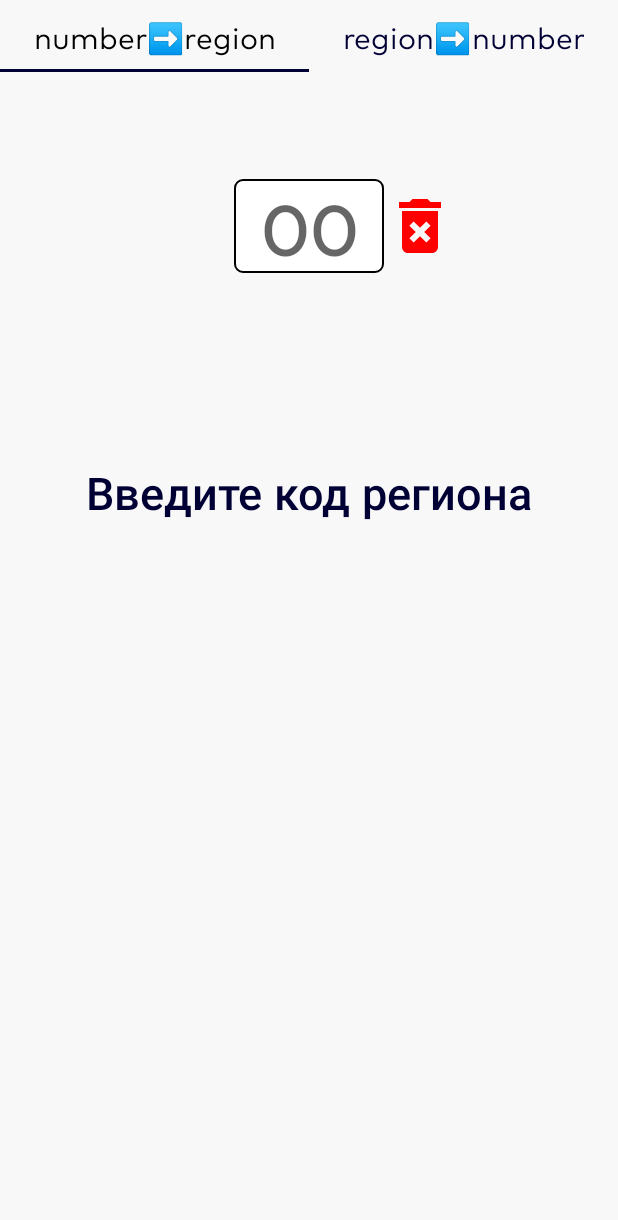
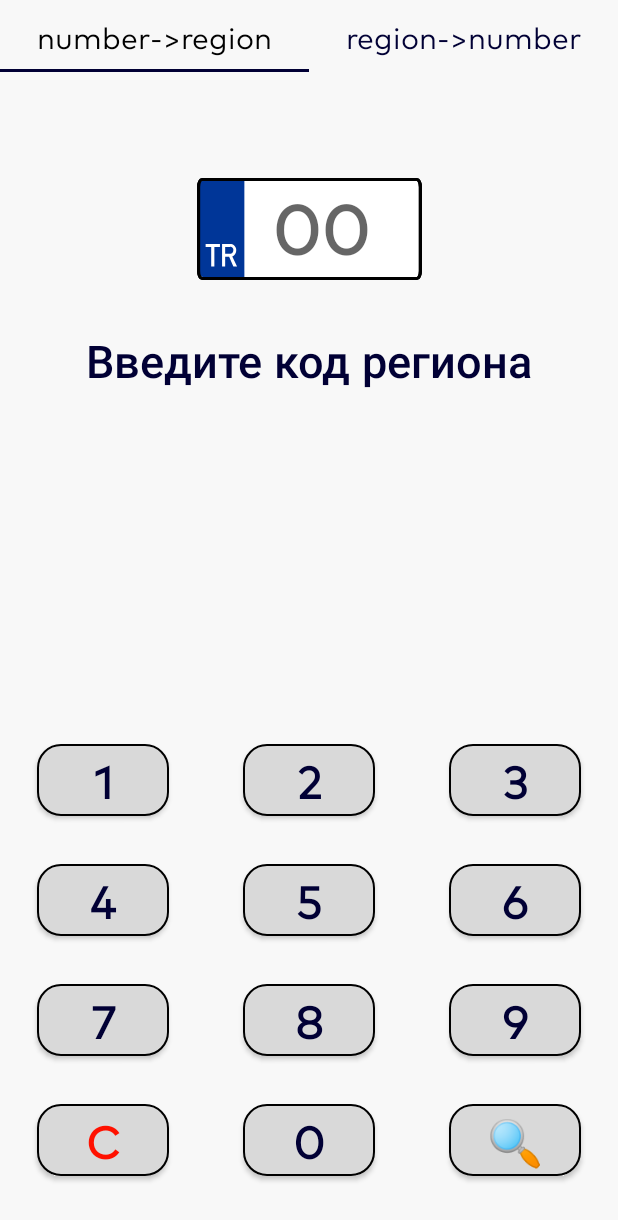
Before and after one commit to adden00/TurkeyCarsRegions, an Android app: the screen it shows after launch (MainActivity), on a phone screen of 412 x 824 dp. Shown: the top 1220 px of the screen. Run offline under Robolectric (Android 15) with nearby library versions, the phone set to English and light mode, and no system bars; our stand-ins replace Dagger/Hilt's generated code, Room's generated code.

Commit message:
added keyboard buttons, fixed design of plate

```diff
--- a/app/src/main/java/com/example/turkeyregions/app/Constants.kt
+++ b/app/src/main/java/com/example/turkeyregions/app/Constants.kt
@@ -2,7 +2,7 @@ package com.example.turkeyregions.app
 
 object Constants {
     val TAB_LAYOUT_PAGES = listOf(
-        "number➡️region",
-        "region➡️number"
+        "number->region",
+        "region->number"
     )
 }
--- /dev/null
+++ b/app/src/main/java/com/example/turkeyregions/app/presentation/search_by_code_screen/ButtonAdapter.kt
@@ -0,0 +1,44 @@
+package com.example.turkeyregions.app.presentation.search_by_code_screen
+
+import android.view.LayoutInflater
+import android.view.ViewGroup
+import androidx.recyclerview.widget.DiffUtil
+import androidx.recyclerview.widget.ListAdapter
+import androidx.recyclerview.widget.RecyclerView
+import com.example.turkeyregions.R
+import com.example.turkeyregions.databinding.ButtonItemBinding
+
+class ButtonAdapter(private val listener: Listener) :
+    ListAdapter<String, ButtonAdapter.ItemHolder>(object : DiffUtil.ItemCallback<String>() {
+        override fun areItemsTheSame(oldItem: String, newItem: String): Boolean = oldItem == newItem
+        override fun areContentsTheSame(oldItem: String, newItem: String): Boolean =
+            oldItem == newItem
+
+    }) {
+    inner class ItemHolder(private val binding: ButtonItemBinding) :
+        RecyclerView.ViewHolder(binding.root) {
+        fun setData(item: String) {
+            binding.btn.text = item
+            binding.btn.setOnClickListener {
+                listener.onClick(item)
+            }
+            if (item == "C")
+                binding.btn.setTextColor(binding.root.context.getColor(R.color.red))
+        }
+
+    }
+
+    override fun onCreateViewHolder(parent: ViewGroup, viewType: Int): ItemHolder = ItemHolder(
+        ButtonItemBinding.inflate(
+            LayoutInflater.from(parent.context), parent, false
+        )
+    )
+
+    override fun onBindViewHolder(holder: ItemHolder, position: Int) {
+        holder.setData(getItem(position))
+    }
+
+    interface Listener {
+        fun onClick(item: String)
+    }
+}
--- a/app/src/main/java/com/example/turkeyregions/app/presentation/search_by_code_screen/SearchByCodeFragment.kt
+++ b/app/src/main/java/com/example/turkeyregions/app/presentation/search_by_code_screen/SearchByCodeFragment.kt
@@ -1,20 +1,21 @@
 package com.example.turkeyregions.app.presentation.search_by_code_screen
 
 import android.os.Bundle
-import android.text.Editable
-import android.text.TextWatcher
 import android.view.LayoutInflater
 import android.view.View
 import android.view.ViewGroup
 import android.view.WindowManager
+import androidx.core.widget.addTextChangedListener
 import androidx.fragment.app.Fragment
 import androidx.fragment.app.activityViewModels
+import androidx.recyclerview.widget.GridLayoutManager
 import com.example.turkeyregions.app.presentation.RegionViewModel
 import com.example.turkeyregions.databinding.FragmemtSearchByCodeBinding
 
 class SearchByCodeFragment : Fragment() {
     private lateinit var binding: FragmemtSearchByCodeBinding
     private val viewModel: RegionViewModel by activityViewModels()
+    private val buttonsAdapter: ButtonAdapter by lazy { ButtonAdapter(ButtonListener()) }
 
     override fun onCreateView(
         inflater: LayoutInflater,
@@ -40,21 +41,27 @@ class SearchByCodeFragment : Fragment() {
     private fun setButtons() {
         binding.edRegionNumber.requestFocus() // ставим курсор
         requireActivity().window.setSoftInputMode(WindowManager.LayoutParams.SOFT_INPUT_STATE_VISIBLE) // открываем клаву
-        binding.edRegionNumber.addTextChangedListener(object : TextWatcher {
-            override fun beforeTextChanged(p0: CharSequence?, p1: Int, p2: Int, p3: Int) {
+        binding.edRegionNumber.addTextChangedListener { text ->
+            viewModel.searchCode(text?.toString()!!)
+        }
+
+        binding.rcButtons.layoutManager = GridLayoutManager(requireContext(), 3)
+        binding.rcButtons.adapter = buttonsAdapter
+
+
+        val buttonsList = listOf("1", "2", "3", "4", "5", "6", "7", "8", "9", "C", "0", "🔍")
+        buttonsAdapter.submitList(buttonsList)
+    }
+
+    private inner class ButtonListener : ButtonAdapter.Listener {
+        override fun onClick(item: String) {
+            when (item) {
+                "C" -> binding.edRegionNumber.setText("")
+                "🔍" -> binding.edRegionNumber.setText("")
+                else -> binding.edRegionNumber.setText(binding.edRegionNumber.text.toString() + item)
             }
 
-            override fun onTextChanged(p0: CharSequence?, p1: Int, p2: Int, p3: Int) {
-            }
 
-            override fun afterTextChanged(text: Editable?) {
-                viewModel.searchCode(text?.toString()!!)
-            }
-
-        })
-
-        binding.btnClear.setOnClickListener {
-            binding.edRegionNumber.setText("")
         }
     }
 
--- /dev/null
+++ b/app/src/main/res/drawable/code_bg.xml
@@ -0,0 +1,25 @@
+<vector xmlns:android="http://schemas.android.com/apk/res/android"
+    android:width="105dp"
+    android:height="50dp"
+    android:viewportWidth="283"
+    android:viewportHeight="135">
+  <path
+      android:pathData="M276.46,2H6.54C4.03,2 2,6.39 2,11.8V123.2C2,128.61 4.03,133 6.54,133H276.46C278.97,133 281,128.61 281,123.2V11.8C281,6.39 278.97,2 276.46,2Z"
+      android:strokeWidth="4"
+      android:fillColor="#ffffff"
+      android:strokeColor="#000000" />
+  <path
+      android:pathData="M12.11,2H59.57V132.5H12.11C9.43,132.5 6.86,131.43 4.96,129.54C3.07,127.64 2,125.07 2,122.39V12.11C2,9.43 3.07,6.86 4.96,4.96C6.86,3.07 9.43,2 12.11,2Z"
+      android:fillColor="#003698" />
+  <path
+      android:pathData="M17.85,117V91.24H10.85V87.24H28.85V91.24H21.85V117H17.85Z"
+      android:fillColor="#ffffff" />
+  <path
+      android:pathData="M31.54,117V87.23H41.59C42.55,87.19 43.51,87.34 44.4,87.69C45.3,88.03 46.12,88.56 46.8,89.23C47.57,90.03 48.19,90.97 48.63,92C49.14,93.14 49.4,94.39 49.38,95.64C49.41,97.43 48.95,99.19 48.05,100.74C47.22,102.17 45.93,103.28 44.39,103.88L50.39,117.12H45.73L40.42,104.39H35.42V117H31.54ZM35.43,91.2V100.2H41.32C41.94,100.24 42.56,100.14 43.13,99.89C43.7,99.65 44.21,99.27 44.6,98.79C45.33,97.84 45.72,96.68 45.69,95.48C45.76,94.91 45.71,94.33 45.53,93.79C45.35,93.24 45.05,92.74 44.65,92.33C44.26,91.91 43.77,91.59 43.23,91.39C42.7,91.19 42.12,91.11 41.55,91.16L35.43,91.2Z"
+      android:fillColor="#ffffff" />
+  <path
+      android:pathData="M276.46,2H6.54C4.03,2 2,6.39 2,11.8V123.2C2,128.61 4.03,133 6.54,133H276.46C278.97,133 281,128.61 281,123.2V11.8C281,6.39 278.97,2 276.46,2Z"
+      android:strokeWidth="4"
+      android:fillColor="#00000000"
+      android:strokeColor="#000000" />
+</vector>
--- /dev/null
+++ b/app/src/main/res/drawable/keyboard_button_bg.xml
@@ -0,0 +1,10 @@
+<?xml version="1.0" encoding="utf-8"?>
+<shape xmlns:android="http://schemas.android.com/apk/res/android"
+    android:shape="rectangle">
+    <solid android:color="@color/button_keyboard_bg" />
+    <stroke
+        android:color="@color/black"
+        android:width="1dp" />
+    <corners android:radius="15dp" />
+
+</shape>
--- /dev/null
+++ b/app/src/main/res/layout/button_item.xml
@@ -0,0 +1,17 @@
+<?xml version="1.0" encoding="utf-8"?>
+<FrameLayout xmlns:android="http://schemas.android.com/apk/res/android"
+    android:layout_width="match_parent"
+    android:layout_height="wrap_content">
+
+    <Button
+        android:id="@+id/btn"
+        style="@style/text_header"
+        android:layout_width="wrap_content"
+        android:layout_gravity="center"
+        android:layout_height="wrap_content"
+        android:layout_marginTop="16dp"
+        android:layout_marginBottom="16dp"
+        android:background="@drawable/keyboard_button_bg"
+        android:text="" />
+
+</FrameLayout>
--- a/app/src/main/res/layout/fragmemt_search_by_code.xml
+++ b/app/src/main/res/layout/fragmemt_search_by_code.xml
@@ -12,22 +12,24 @@
         style="@style/text_header"
         android:layout_width="wrap_content"
         android:layout_height="wrap_content"
-        android:layout_marginTop="100dp"
+        android:layout_marginTop="32dp"
+
         android:gravity="center"
         android:text="@string/type_code"
-        app:layout_constraintBottom_toBottomOf="parent"
         app:layout_constraintEnd_toEndOf="parent"
         app:layout_constraintStart_toStartOf="parent"
-        app:layout_constraintTop_toTopOf="parent"
-        app:layout_constraintVertical_bias="0.25" />
+        app:layout_constraintTop_toBottomOf="@+id/edRegionNumber" />
 
     <EditText
 
         android:id="@+id/edRegionNumber"
         style="@style/text_header1"
-        android:layout_width="100dp"
+        android:paddingStart="16dp"
+        android:paddingBottom="5dp"
+        android:layout_width="150dp"
         android:layout_height="wrap_content"
-        android:background="@drawable/custom_edit_text_bg"
+        android:background="@drawable/code_bg"
+        android:enabled="false"
         android:ems="10"
         android:gravity="center"
         android:hint="@string/_00"
@@ -40,17 +42,13 @@
         app:layout_constraintVertical_bias="0.1"
         android:autofillHints="" />
 
-    <Button
-        android:id="@+id/btnClear"
+    <androidx.recyclerview.widget.RecyclerView
+        android:id="@+id/rcButtons"
         android:layout_width="0dp"
-        android:layout_height="48dp"
-        android:background="@drawable/ic_delete"
-        app:cardCornerRadius="5dp"
-        app:layout_constraintBottom_toBottomOf="@+id/edRegionNumber"
-        app:layout_constraintDimensionRatio="H,1:1"
-        app:layout_constraintStart_toEndOf="@+id/edRegionNumber"
-        app:layout_constraintTop_toTopOf="@+id/edRegionNumber"
+        android:layout_height="wrap_content"
+        android:layout_marginBottom="24dp"
+        app:layout_constraintBottom_toBottomOf="parent"
+        app:layout_constraintEnd_toEndOf="parent"
+        app:layout_constraintStart_toStartOf="parent" />
 
-
-        />
 </androidx.constraintlayout.widget.ConstraintLayout>
--- a/app/src/main/res/layout/fragmemt_search_by_name.xml
+++ b/app/src/main/res/layout/fragmemt_search_by_name.xml
@@ -15,7 +15,7 @@
         android:layout_width="match_parent"
         android:layout_height="wrap_content"
         android:layout_marginStart="16dp"
-        android:layout_marginTop="8dp"
+        android:layout_marginTop="16dp"
         android:layout_marginEnd="16dp"
         android:layout_marginBottom="4dp"
         android:autofillHints=""
@@ -33,7 +33,7 @@
         android:id="@+id/rcRegions"
         android:layout_width="match_parent"
         android:layout_height="match_parent"
-        android:layout_marginTop="8dp"
+        android:layout_marginTop="16dp"
         app:layoutManager="androidx.recyclerview.widget.LinearLayoutManager"
         app:layout_constraintBottom_toBottomOf="parent"
         app:layout_constraintEnd_toEndOf="parent"
--- a/app/src/main/res/values/colors.xml
+++ b/app/src/main/res/values/colors.xml
@@ -11,6 +11,8 @@
     <color name="home_bg">#F8F8F8</color>
     <color name="home_nav_bg">#DDDDDD</color>
     <color name="main_text_color">#010035</color>
+    <color name="button_keyboard_bg">#D9D9D9</color>
 
     <color name="transparent">#00000000</color>
+    <color name="red">#FF1100</color>
 </resources>
```
